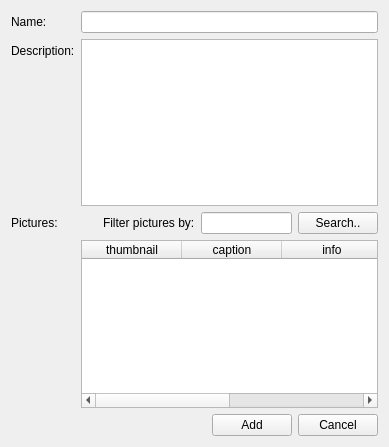
Old version of the form qt/apps/configurator/forms/feature_add.ui in the repository Wolframe/qtClient.
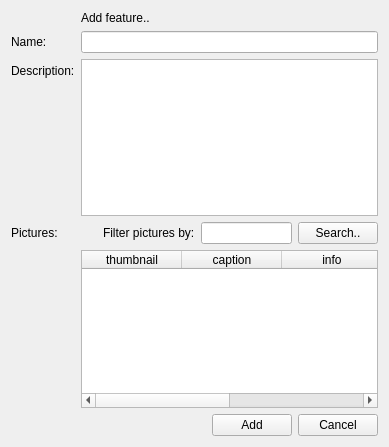
New version of the form. Icons and pictures are not drawn.

Commit message: feature icons in configurator frontend

```diff
--- a/qt/apps/configurator/forms/feature_add.ui
+++ b/qt/apps/configurator/forms/feature_add.ui
@@ -17,7 +17,7 @@
    <property name="fieldGrowthPolicy">
     <enum>QFormLayout::AllNonFixedFieldsGrow</enum>
    </property>
-   <item row="0" column="0">
+   <item row="1" column="0">
     <widget class="QLabel" name="label_name">
      <property name="text">
       <string>Name:</string>
@@ -27,14 +27,14 @@
      </property>
     </widget>
    </item>
-   <item row="0" column="1">
+   <item row="1" column="1">
     <widget class="QLineEdit" name="name">
      <property name="initialFocus" stdset="0">
       <bool>true</bool>
      </property>
     </widget>
    </item>
-   <item row="1" column="0">
+   <item row="2" column="0">
     <widget class="QLabel" name="label_description">
      <property name="text">
       <string>Description:</string>
@@ -44,10 +44,10 @@
      </property>
     </widget>
    </item>
-   <item row="1" column="1">
+   <item row="2" column="1">
     <widget class="QPlainTextEdit" name="description"/>
    </item>
-   <item row="3" column="1">
+   <item row="4" column="1">
     <widget class="QTableWidget" name="picture">
      <property name="horizontalScrollBarPolicy">
       <enum>Qt::ScrollBarAsNeeded</enum>
@@ -107,7 +107,7 @@
      </column>
     </widget>
    </item>
-   <item row="4" column="1">
+   <item row="5" column="1">
     <layout class="QHBoxLayout" name="horizontalLayout">
      <item>
       <spacer name="horizontalSpacer">
@@ -156,7 +156,7 @@
      </item>
     </layout>
    </item>
-   <item row="2" column="1">
+   <item row="3" column="1">
     <layout class="QHBoxLayout" name="horizontalLayout_3">
      <item>
       <spacer name="horizontalSpacer_2">
@@ -196,7 +196,7 @@
      </item>
     </layout>
    </item>
-   <item row="2" column="0">
+   <item row="3" column="0">
     <widget class="QLabel" name="label">
      <property name="text">
       <string>Pictures:</string>
@@ -206,6 +206,23 @@
      </property>
     </widget>
    </item>
+   <item row="0" column="0">
+    <widget class="QLabel" name="label_3">
+     <property name="text">
+      <string/>
+     </property>
+     <property name="pixmap">
+      <pixmap resource="../resources/configurator.qrc">:/images/chart_organisation_add.png</pixmap>
+     </property>
+    </widget>
+   </item>
+   <item row="0" column="1">
+    <widget class="QLabel" name="label_4">
+     <property name="text">
+      <string>Add feature..</string>
+     </property>
+    </widget>
+   </item>
   </layout>
  </widget>
  <tabstops>
```
Left out of the diff: 4 changed lines with no effect on the pictures. The commit also changes 8 other files.
